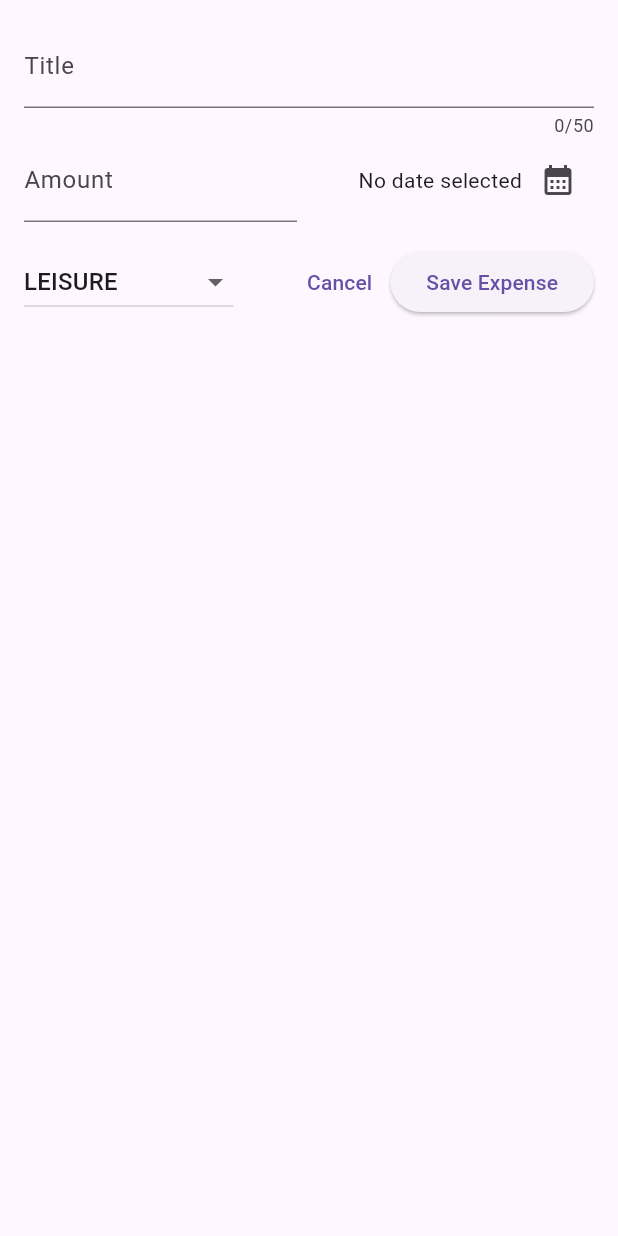
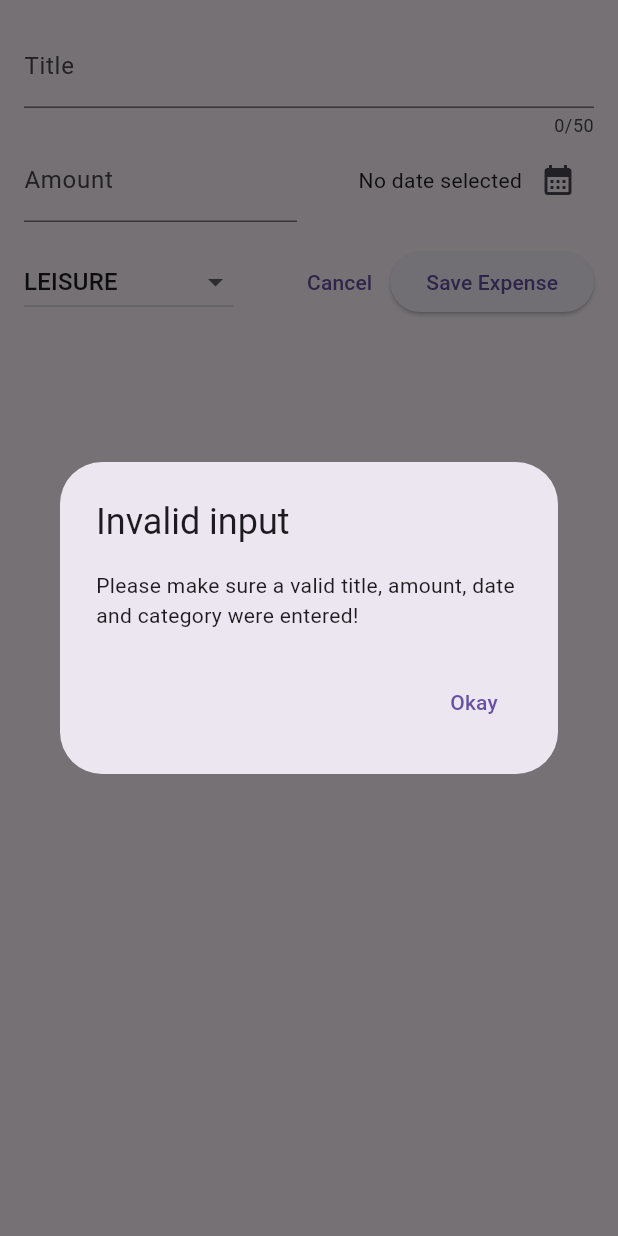
Before and after one commit to NevenD/expense_tracker, a Flutter app: the NewExpense widget shown alone on an empty page, opened directly, after a tap on "Save Expense", on a phone screen of 412 x 824 dp. Run offline on Flutter 3.47's test engine with Material 3 defaults, Android fonts, the phone set to English and light mode, and no system bars.

Commit message:
Added validation dialog

```diff
--- a/lib/widgets/new_expense.dart
+++ b/lib/widgets/new_expense.dart
@@ -34,6 +34,43 @@ class _NewExpenseState extends State<NewExpense> {
     setState(() {
       _selectedDate = selectedDate;
     });
+  }
+
+  void _submitExpenseData() {
+    final enteredNumber = double.tryParse(_amountController.text);
+    final amountIsInvalid = enteredNumber == null || enteredNumber <= 0;
+    if (_titleController.text.trim().isEmpty ||
+        amountIsInvalid ||
+        _selectedDate == null ||
+        _selectedCategory == null) {
+      showDialog(
+        context: context,
+        builder: (ctx) => AlertDialog(
+          title: const Text('Invalid input'),
+          content: const Text(
+            'Please make sure a valid title, amount, date and category were entered!',
+          ),
+          actions: [
+            TextButton(
+              onPressed: () {
+                Navigator.of(ctx).pop();
+              },
+              child: const Text('Okay'),
+            ),
+          ],
+        ),
+      );
+      return;
+    }
+
+    final expense = Expense(
+      title: _titleController.text,
+      amount: enteredNumber,
+      date: _selectedDate!,
+      category: _selectedCategory!,
+    );
+
+    Navigator.of(context).pop(expense);
   }
 
   @override
@@ -124,7 +161,7 @@ class _NewExpenseState extends State<NewExpense> {
                 child: const Text('Cancel'),
               ),
               ElevatedButton(
-                onPressed: () {},
+                onPressed: _submitExpenseData,
                 child: const Text('Save Expense'),
               ),
             ],
```
